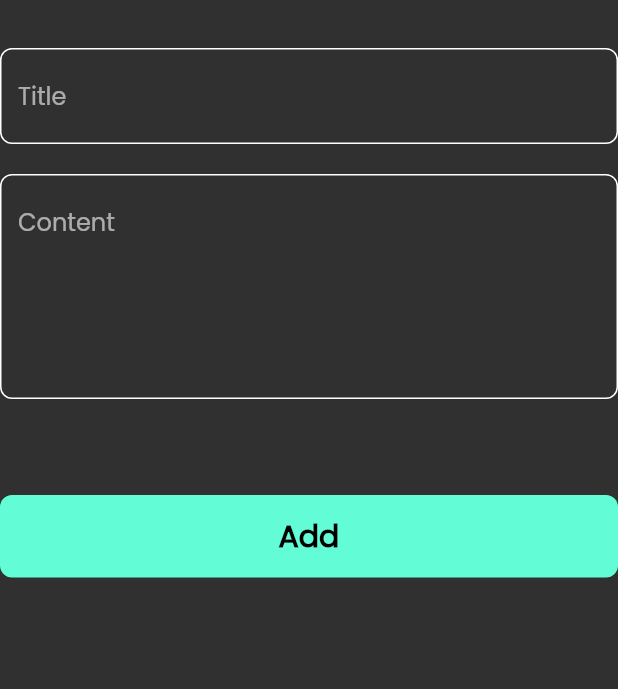
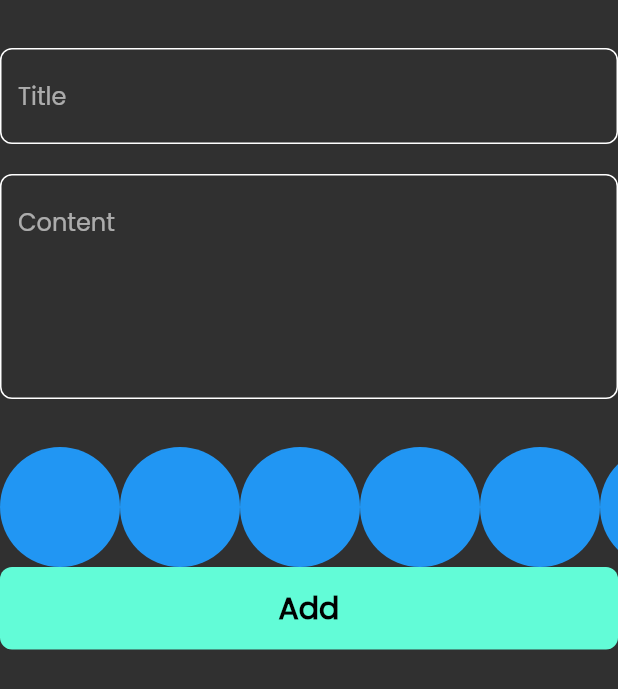
Before and after one commit to Karim-Elbahnasawy/NotesApp, a Flutter app: the AddNoteForm widget shown alone on an empty page, opened directly, on a phone screen of 412 x 824 dp. Shown: the top 689 px of the screen. Run offline on Flutter 3.47's test engine with Material 2 defaults, Android fonts, the phone set to English and light mode, and no system bars; our stand-ins replace bloc, flutter_bloc, hive, hive_flutter; accounts and stored records are empty.

Commit message:
create colors list view part 1

```diff
--- a/lib/widgets/add_note_form.dart
+++ b/lib/widgets/add_note_form.dart
@@ -3,6 +3,7 @@ import 'package:flutter_bloc/flutter_bloc.dart';
 import 'package:intl/intl.dart';
 import 'package:notes_app/cubits/add_note_cubit/add_note_cubit.dart';
 import 'package:notes_app/models/note_model.dart';
+import 'package:notes_app/widgets/colors_list_view.dart';
 import 'custom_button.dart';
 import 'custom_text_field.dart';
 
@@ -47,8 +48,9 @@ class _AddNoteFormState extends State<AddNoteForm> {
             maxLines: 5,
           ),
           const SizedBox(
-            height: 64,
+            height: 32,
           ),
+          const ColorsListView(),
           BlocBuilder<AddNoteCubit, AddNoteState>(
             builder: (context, state) {
               return CustomButton(
--- /dev/null
+++ b/lib/widgets/colors_list_view.dart
@@ -0,0 +1,30 @@
+import 'package:flutter/material.dart';
+
+class ColorsListView extends StatelessWidget {
+  const ColorsListView({super.key});
+
+  @override
+  Widget build(BuildContext context) {
+    return SizedBox(
+      height: 40 * 2,
+      child: ListView.builder(
+          scrollDirection: Axis.horizontal,
+          itemCount: 10,
+          itemBuilder: (context, index) {
+            return const ColorItem();
+          }),
+    );
+  }
+}
+
+class ColorItem extends StatelessWidget {
+  const ColorItem({super.key});
+
+  @override
+  Widget build(BuildContext context) {
+    return const CircleAvatar(
+      radius: 40,
+      backgroundColor: Colors.blue,
+    );
+  }
+}
```
